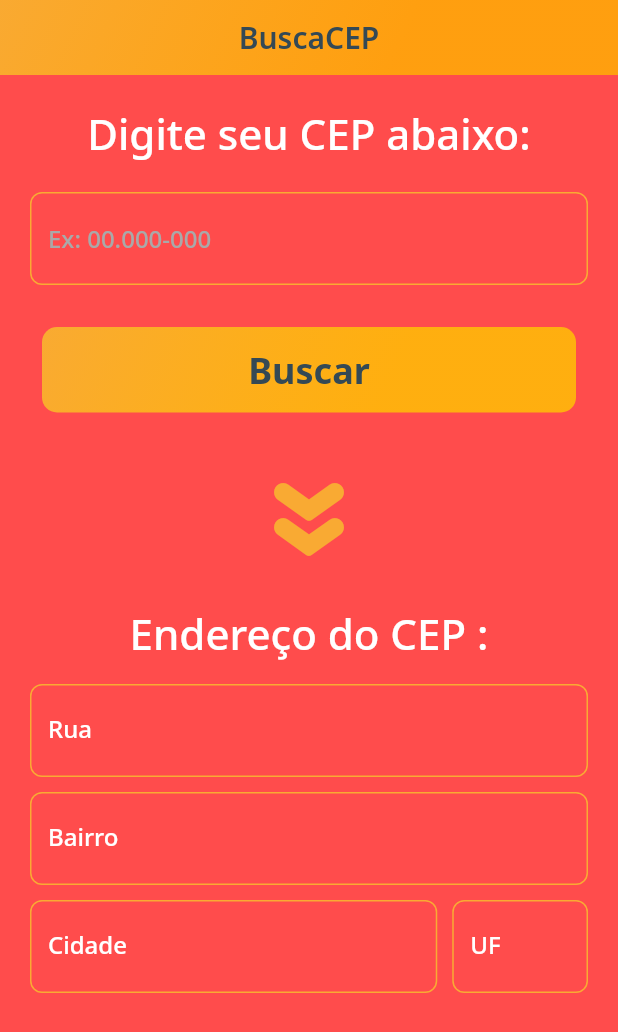
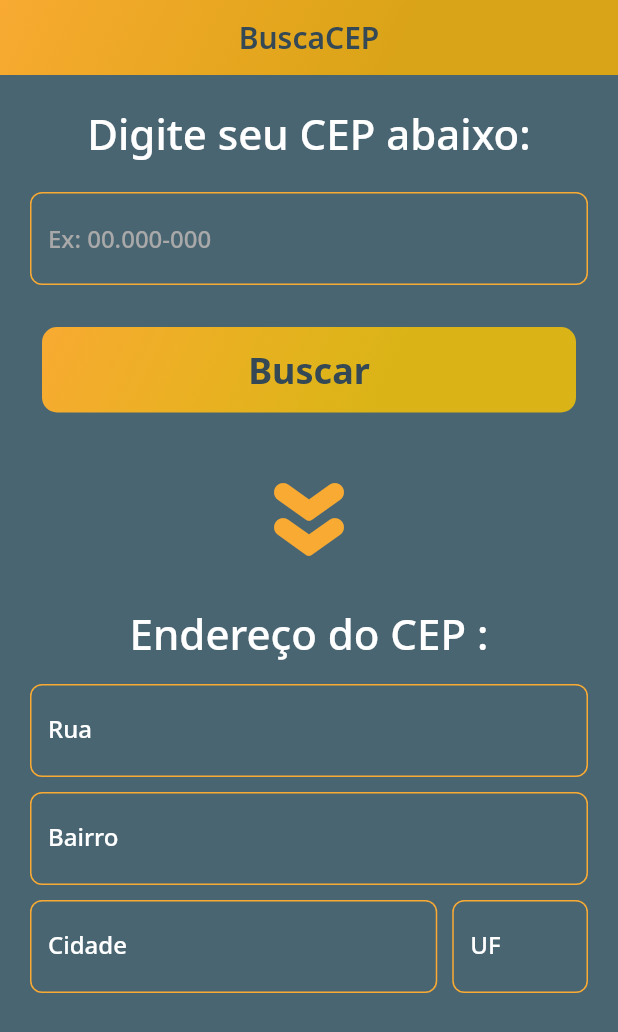
Before and after one commit to TalisTM/busca_cep, a Flutter app: the screen it shows after launch, on a phone screen of 412 x 824 dp. Shown: the top 1032 px of the screen. Run offline on Flutter 3.47's test engine with Material 2 defaults, Android fonts, the phone set to English and light mode, and no system bars; our stand-ins replace google_fonts, mask_text_input_formatter.

Commit message:
mudança de cor secundária

```diff
--- a/lib/app/app_colors.dart
+++ b/lib/app/app_colors.dart
@@ -6,7 +6,7 @@ import 'package:flutter/material.dart';
 class AppColors {
 
   static final Color primary = Color(0xFFF9AA33);
-  static final Color secundary = Color(0xFFFF4C4C);
+  static final Color secundary = Color(0xFF4A6572);
   static final Color darkGrey = Color(0xFF344955);
   static final Color lightGrey = Color(0xFFA9A9A9);
   static final Color lightYellow = Color(0xFFFFD700);
```
